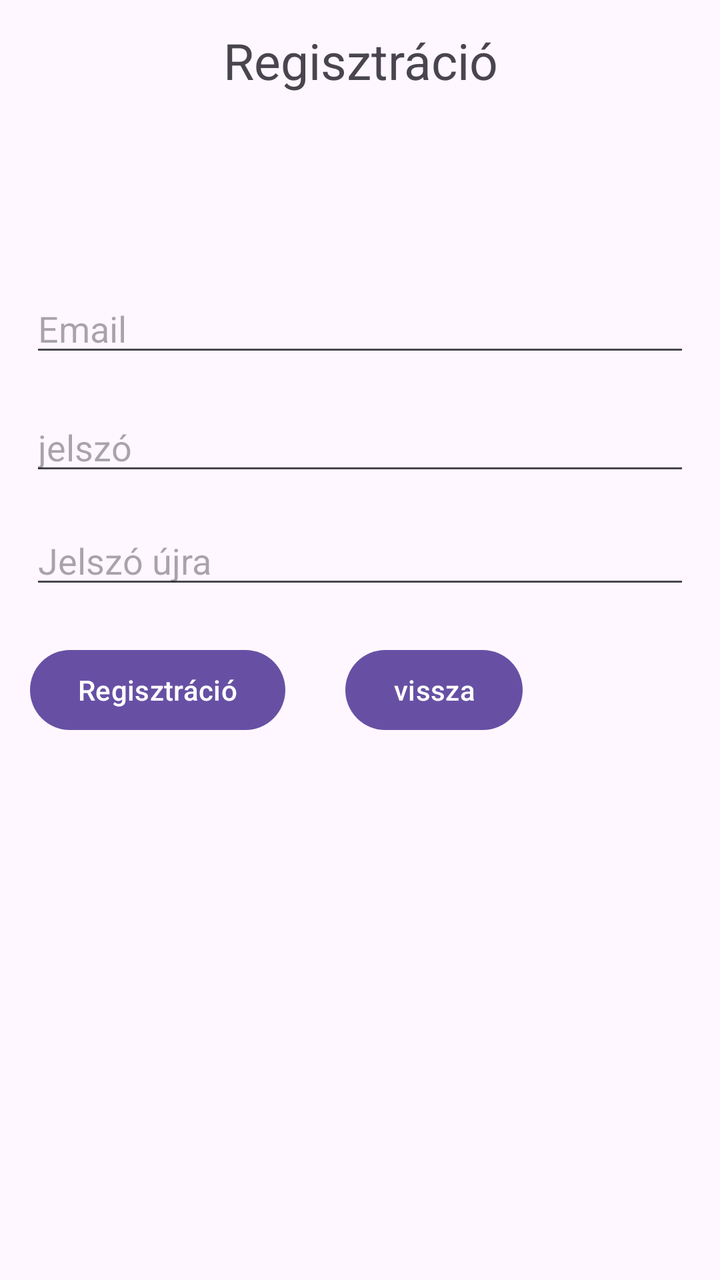
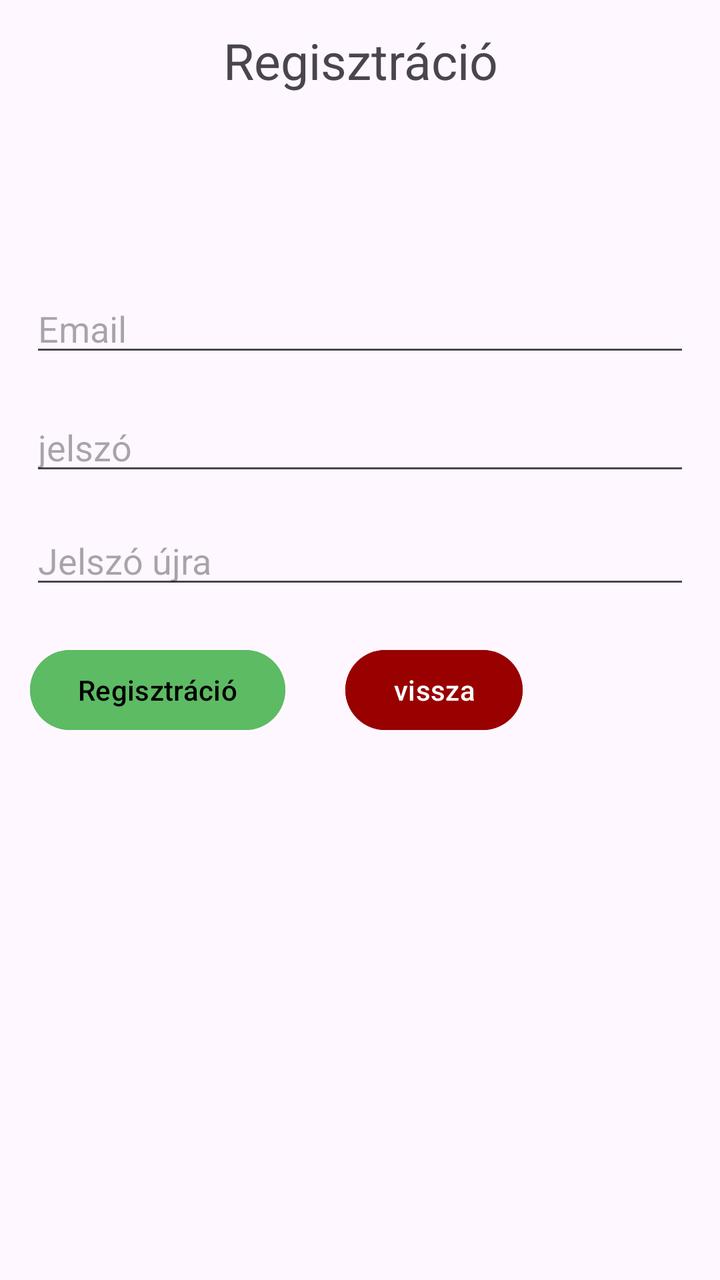

Two renders of the same Android screen: before a commit and after it. Below are the layout's source before the change and the commit's diff.
<!-- AndroidManifest.xml: application theme Theme.BioShop -->
<!-- res/layout/activity_register.xml -->
<?xml version="1.0" encoding="utf-8"?>
<androidx.constraintlayout.widget.ConstraintLayout
    xmlns:android="http://schemas.android.com/apk/res/android"
    xmlns:app="http://schemas.android.com/apk/res-auto"
    xmlns:tools="http://schemas.android.com/tools"
    android:id="@+id/main"
    android:layout_width="match_parent"
    android:layout_height="match_parent"
    tools:context=".RegisterActivity">


    <TextView
        android:id="@+id/registerTV"
        android:layout_width="match_parent"
        android:layout_height="wrap_content"
        android:text="@string/createB"
        android:textAlignment="center"
        android:textSize="25sp"
        app:layout_constraintBottom_toBottomOf="parent"
        app:layout_constraintEnd_toEndOf="parent"
        app:layout_constraintHorizontal_bias="0.0"
        app:layout_constraintStart_toStartOf="parent"
        app:layout_constraintTop_toTopOf="parent"
        app:layout_constraintVertical_bias="0.022" />

    <EditText
        android:id="@+id/registerED"
        android:inputType="textEmailAddress"
        android:hint="@string/email"
        android:layout_width="match_parent"
        android:layout_height="wrap_content"
        app:layout_constraintBottom_toBottomOf="parent"
        app:layout_constraintEnd_toEndOf="parent"
        app:layout_constraintHorizontal_bias="0.0"
        app:layout_constraintStart_toStartOf="parent"
        app:layout_constraintTop_toTopOf="parent"
        app:layout_constraintVertical_bias="0.237"
        android:layout_marginLeft="15dp"
        android:layout_marginRight="15dp"/>

    <EditText
        android:id="@+id/RegisterPwd"
        android:layout_width="match_parent"
        android:layout_height="wrap_content"
        android:hint="@string/password"
        android:inputType="textPassword"
        app:layout_constraintBottom_toBottomOf="parent"
        app:layout_constraintEnd_toEndOf="parent"
        app:layout_constraintHorizontal_bias="0.0"
        app:layout_constraintStart_toStartOf="parent"
        app:layout_constraintTop_toBottomOf="@id/registerED"
        app:layout_constraintVertical_bias="0.043"
        android:layout_marginLeft="15dp"
        android:layout_marginRight="15dp"/>

    <EditText
        android:id="@+id/RegisterPwdAgain"
        android:layout_width="match_parent"
        android:layout_height="wrap_content"
        android:hint="@string/passwordAgain"
        android:inputType="textPassword"
        app:layout_constraintBottom_toBottomOf="parent"
        app:layout_constraintEnd_toEndOf="parent"
        app:layout_constraintHorizontal_bias="0.0"
        app:layout_constraintStart_toStartOf="parent"
        app:layout_constraintTop_toBottomOf="@id/RegisterPwd"
        app:layout_constraintVertical_bias="0.043"
        android:layout_marginLeft="15dp"
        android:layout_marginRight="15dp"
        />

    <LinearLayout
        android:layout_width="match_parent"
        android:layout_height="50dp"
        android:orientation="horizontal"

        app:layout_constraintBottom_toBottomOf="parent"
        app:layout_constraintEnd_toEndOf="parent"
        app:layout_constraintHorizontal_bias="0.0"
        app:layout_constraintStart_toStartOf="parent"
        app:layout_constraintTop_toBottomOf="@id/RegisterPwdAgain"
        app:layout_constraintLeft_toLeftOf="parent"
        app:layout_constraintRight_toRightOf="parent"
        app:layout_constraintVertical_bias="0.075">

        <Button
            android:id="@+id/RegisterRB"
            android:layout_width="wrap_content"
            android:layout_height="wrap_content"
            android:layout_marginLeft="15dp"
            android:layout_marginRight="15dp"
            android:text="@string/registerbutton"
            android:onClick="register"
            />

        <Button
            android:id="@+id/cancel_button"
            android:layout_width="wrap_content"
            android:layout_height="wrap_content"
            android:layout_marginLeft="15dp"
            android:layout_marginRight="15dp"
            android:text="@string/vissza"
            android:onClick="cancel"
            />
    </LinearLayout>


</androidx.constraintlayout.widget.ConstraintLayout>
<!-- resources referenced by this layout -->
<resources>
  <string name="createB">Regisztráció</string>
  <string name="email">Email</string>
  <string name="password">jelszó</string>
  <string name="passwordAgain">Jelszó újra</string>
  <string name="registerbutton">Regisztráció</string>
  <string name="vissza">vissza</string>
  <style name="Theme.BioShop" parent="Base.Theme.BioShop" />
  <style name="Base.Theme.BioShop" parent="Theme.Material3.DayNight.NoActionBar">
          
          
      </style>
</resources>

<!-- the commit's change to res/layout/activity_register.xml (unified diff, before → after) -->
@@ -91,6 +91,8 @@
             android:layout_marginRight="15dp"
             android:text="@string/registerbutton"
             android:onClick="register"
+            android:backgroundTint="@color/green"
+            android:textColor="@color/black"
             />
 
         <Button
@@ -101,6 +103,8 @@
             android:layout_marginRight="15dp"
             android:text="@string/vissza"
             android:onClick="cancel"
+            android:backgroundTint="@color/red"
+            android:textColor="@color/white"
             />
     </LinearLayout>
 
<!-- resource entries referenced after the edit -->
@@ -1,5 +1,9 @@
 <!-- resources referenced by this layout -->
 <resources>
+  <color name="black">#FF000000</color>
+  <color name="green">#5DBB63</color>
+  <color name="red">#990000</color>
+  <color name="white">#FFFFFFFF</color>
   <string name="createB">Regisztráció</string>
   <string name="email">Email</string>
   <string name="password">jelszó</string>
